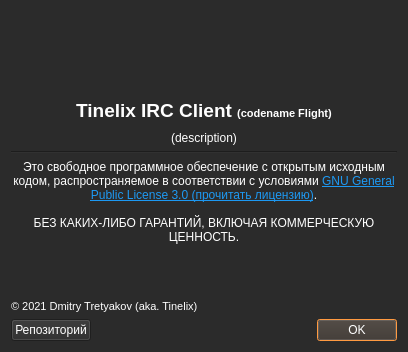
Above: aboutprogram.ui from tinelix/irc-client before the change. Below: the same form after it.
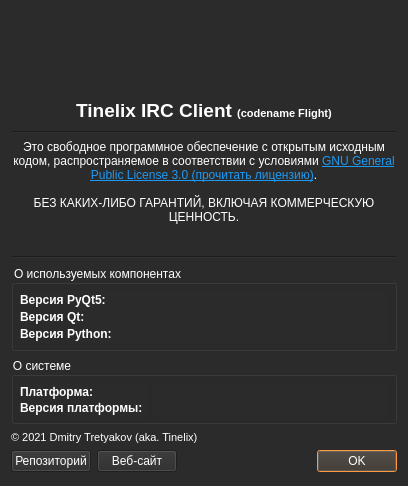
That is the form after the change. Icons and pictures are not drawn.

Commit message: Version 0.6.0 Beta for Python (2021-10-25)

```diff
--- a/aboutprogram.ui
+++ b/aboutprogram.ui
@@ -7,19 +7,19 @@
     <x>0</x>
     <y>0</y>
     <width>408</width>
-    <height>352</height>
+    <height>486</height>
    </rect>
   </property>
   <property name="minimumSize">
    <size>
     <width>408</width>
-    <height>352</height>
+    <height>486</height>
    </size>
   </property>
   <property name="maximumSize">
    <size>
     <width>624</width>
-    <height>404</height>
+    <height>486</height>
    </size>
   </property>
   <property name="windowTitle">
@@ -89,24 +89,20 @@
        </property>
       </widget>
      </item>
-     <item>
-      <widget class="QLabel" name="description_label">
-       <property name="styleSheet">
-        <string notr="true">selection-color: rgb(255, 119, 0);</string>
-       </property>
-       <property name="text">
-        <string>(description)</string>
-       </property>
-       <property name="alignment">
-        <set>Qt::AlignHCenter|Qt::AlignTop</set>
-       </property>
-       <property name="wordWrap">
-        <bool>true</bool>
-       </property>
-      </widget>
-     </item>
      <item>
       <widget class="Line" name="line">
+       <property name="minimumSize">
+        <size>
+         <width>0</width>
+         <height>3</height>
+        </size>
+       </property>
+       <property name="maximumSize">
+        <size>
+         <width>16777215</width>
+         <height>3</height>
+        </size>
+       </property>
        <property name="orientation">
         <enum>Qt::Horizontal</enum>
        </property>
@@ -143,17 +139,323 @@
     </layout>
    </item>
    <item>
-    <widget class="QFrame" name="frame">
-     <property name="frameShape">
-      <enum>QFrame::NoFrame</enum>
+    <widget class="Line" name="line_2">
+     <property name="minimumSize">
+      <size>
+       <width>0</width>
+       <height>3</height>
+      </size>
      </property>
-     <property name="frameShadow">
-      <enum>QFrame::Raised</enum>
+     <property name="maximumSize">
+      <size>
+       <width>16777215</width>
+       <height>3</height>
+      </size>
      </property>
+     <property name="orientation">
+      <enum>Qt::Horizontal</enum>
+     </property>
+    </widget>
+   </item>
+   <item>
+    <widget class="QGroupBox" name="about_used_components">
+     <property name="minimumSize">
+      <size>
+       <width>0</width>
+       <height>86</height>
+      </size>
+     </property>
+     <property name="maximumSize">
+      <size>
+       <width>16777215</width>
+       <height>86</height>
+      </size>
+     </property>
+     <property name="title">
+      <string>О используемых компонентах</string>
+     </property>
+     <layout class="QVBoxLayout" name="verticalLayout_3">
+      <property name="spacing">
+       <number>0</number>
+      </property>
+      <property name="leftMargin">
+       <number>6</number>
+      </property>
+      <property name="topMargin">
+       <number>6</number>
+      </property>
+      <property name="rightMargin">
+       <number>6</number>
+      </property>
+      <property name="bottomMargin">
+       <number>6</number>
+      </property>
+      <item>
+       <layout class="QGridLayout" name="gridLayout_2">
+        <property name="verticalSpacing">
+         <number>0</number>
+        </property>
+        <item row="1" column="1">
+         <widget class="QLabel" name="qt_version">
+          <property name="minimumSize">
+           <size>
+            <width>0</width>
+            <height>18</height>
+           </size>
+          </property>
+          <property name="maximumSize">
+           <size>
+            <width>16777215</width>
+            <height>22</height>
+           </size>
+          </property>
+          <property name="text">
+           <string/>
+          </property>
+         </widget>
+        </item>
+        <item row="0" column="1">
+         <widget class="QLabel" name="pyqt_version">
+          <property name="minimumSize">
+           <size>
+            <width>0</width>
+            <height>18</height>
+           </size>
+          </property>
+          <property name="maximumSize">
+           <size>
+            <width>16777215</width>
+            <height>22</height>
+           </size>
+          </property>
+          <property name="text">
+           <string/>
+          </property>
+         </widget>
+        </item>
+        <item row="0" column="0">
+         <widget class="QLabel" name="pyqt_version_label">
+          <property name="minimumSize">
+           <size>
+            <width>80</width>
+            <height>18</height>
+           </size>
+          </property>
+          <property name="maximumSize">
+           <size>
+            <width>128</width>
+            <height>22</height>
+           </size>
+          </property>
+          <property name="font">
+           <font>
+            <weight>75</weight>
+            <bold>true</bold>
+           </font>
+          </property>
+          <property name="text">
+           <string>Версия PyQt5:</string>
+          </property>
+         </widget>
+        </item>
+        <item row="1" column="0">
+         <widget class="QLabel" name="qt_version_label">
+          <property name="minimumSize">
+           <size>
+            <width>80</width>
+            <height>18</height>
+           </size>
+          </property>
+          <property name="maximumSize">
+           <size>
+            <width>128</width>
+            <height>22</height>
+           </size>
+          </property>
+          <property name="font">
+           <font>
+            <weight>75</weight>
+            <bold>true</bold>
+           </font>
+          </property>
+          <property name="text">
+           <string>Версия Qt:</string>
+          </property>
+         </widget>
+        </item>
+        <item row="2" column="0">
+         <widget class="QLabel" name="python_version_label">
+          <property name="minimumSize">
+           <size>
+            <width>80</width>
+            <height>18</height>
+           </size>
+          </property>
+          <property name="maximumSize">
+           <size>
+            <width>128</width>
+            <height>22</height>
+           </size>
+          </property>
+          <property name="font">
+           <font>
+            <weight>75</weight>
+            <bold>true</bold>
+           </font>
+          </property>
+          <property name="text">
+           <string>Версия Python:</string>
+          </property>
+         </widget>
+        </item>
+        <item row="2" column="1">
+         <widget class="QLabel" name="python_version">
+          <property name="minimumSize">
+           <size>
+            <width>0</width>
+            <height>18</height>
+           </size>
+          </property>
+          <property name="text">
+           <string/>
+          </property>
+          <property name="scaledContents">
+           <bool>false</bool>
+          </property>
+         </widget>
+        </item>
+       </layout>
+      </item>
+     </layout>
+    </widget>
+   </item>
+   <item>
+    <widget class="QGroupBox" name="about_software_platform">
+     <property name="minimumSize">
+      <size>
+       <width>0</width>
+       <height>67</height>
+      </size>
+     </property>
+     <property name="maximumSize">
+      <size>
+       <width>16777215</width>
+       <height>67</height>
+      </size>
+     </property>
+     <property name="title">
+      <string>О системе</string>
+     </property>
+     <layout class="QVBoxLayout" name="verticalLayout_4">
+      <property name="leftMargin">
+       <number>6</number>
+      </property>
+      <property name="topMargin">
+       <number>6</number>
+      </property>
+      <property name="rightMargin">
+       <number>6</number>
+      </property>
+      <property name="bottomMargin">
+       <number>6</number>
+      </property>
+      <item>
+       <layout class="QGridLayout" name="gridLayout_3">
+        <property name="horizontalSpacing">
+         <number>6</number>
+        </property>
+        <property name="verticalSpacing">
+         <number>0</number>
+        </property>
+        <item row="0" column="0">
+         <widget class="QLabel" name="platform_label">
+          <property name="minimumSize">
+           <size>
+            <width>80</width>
+            <height>18</height>
+           </size>
+          </property>
+          <property name="maximumSize">
+           <size>
+            <width>128</width>
+            <height>22</height>
+           </size>
+          </property>
+          <property name="font">
+           <font>
+            <weight>75</weight>
+            <bold>true</bold>
+           </font>
+          </property>
+          <property name="text">
+           <string>Платформа:</string>
+          </property>
+         </widget>
+        </item>
+        <item row="1" column="0">
+         <widget class="QLabel" name="platform_version_label">
+          <property name="minimumSize">
+           <size>
+            <width>80</width>
+            <height>18</height>
+           </size>
+          </property>
+          <property name="maximumSize">
+           <size>
+            <width>128</width>
+            <height>22</height>
+           </size>
+          </property>
+          <property name="font">
+           <font>
+            <weight>75</weight>
+            <bold>true</bold>
+           </font>
+          </property>
+          <property name="text">
+           <string>Версия платформы:</string>
+          </property>
+         </widget>
+        </item>
+        <item row="1" column="1">
+         <widget class="QLabel" name="platform_version">
+          <property name="minimumSize">
+           <size>
+            <width>0</width>
+            <height>18</height>
+           </size>
+          </property>
+          <property name="text">
+           <string/>
+          </property>
+         </widget>
+        </item>
+        <item row="0" column="1">
+         <widget class="QLabel" name="platform">
+          <property name="minimumSize">
+           <size>
+            <width>0</width>
+            <height>18</height>
+           </size>
+          </property>
+          <property name="text">
+           <string/>
+          </property>
+         </widget>
+        </item>
+       </layout>
+      </item>
+     </layout>
     </widget>
    </item>
    <item>
     <widget class="QLabel" name="copyright_label">
+     <property name="minimumSize">
+      <size>
+       <width>0</width>
+       <height>14</height>
+      </size>
+     </property>
      <property name="maximumSize">
       <size>
        <width>16777215</width>
@@ -172,16 +474,6 @@
    </item>
    <item>
     <layout class="QGridLayout" name="gridLayout">
-     <item row="0" column="1">
-      <widget class="QDialogButtonBox" name="buttonBox">
-       <property name="styleSheet">
-        <string notr="true">selection-background-color: rgb(255, 119, 0);</string>
-       </property>
-       <property name="standardButtons">
-        <set>QDialogButtonBox::Ok</set>
-       </property>
-      </widget>
-     </item>
      <item row="0" column="0">
       <widget class="QPushButton" name="repo_btn">
        <property name="styleSheet">
@@ -192,6 +484,23 @@
        </property>
       </widget>
      </item>
+     <item row="0" column="2">
+      <widget class="QDialogButtonBox" name="buttonBox">
+       <property name="styleSheet">
+        <string notr="true">selection-background-color: rgb(255, 119, 0);</string>
+       </property>
+       <property name="standardButtons">
+        <set>QDialogButtonBox::Ok</set>
+       </property>
+      </widget>
+     </item>
+     <item row="0" column="1">
+      <widget class="QPushButton" name="website_btn">
+       <property name="text">
+        <string>Веб-сайт</string>
+       </property>
+      </widget>
+     </item>
     </layout>
    </item>
   </layout>
```
The commit also changes 5 other files.
